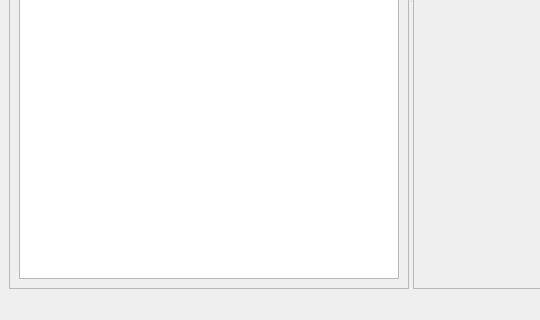
Old version of the form ui_files/main_window.ui in the repository jacobcheatley/trpg-creator; both pictures show x 0 to 540 and y 331 to 651 of the 744 by 651 pixel window.
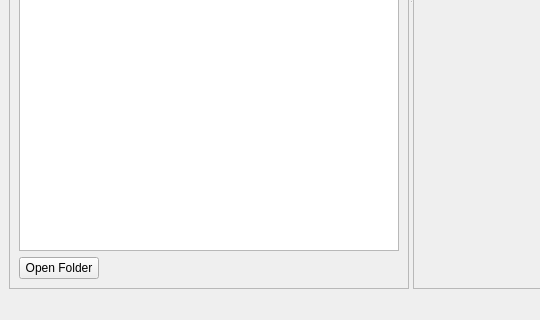
New version of the form.

The edit to the form file:
```diff
--- a/ui_files/main_window.ui
+++ b/ui_files/main_window.ui
@@ -11,7 +11,7 @@
    </rect>
   </property>
   <property name="sizePolicy">
-   <sizepolicy hsizetype="Expanding" vsizetype="Expanding">
+   <sizepolicy hsizetype="Maximum" vsizetype="Expanding">
     <horstretch>0</horstretch>
     <verstretch>0</verstretch>
    </sizepolicy>
@@ -105,6 +105,30 @@
           </attribute>
          </widget>
         </item>
+        <item>
+         <layout class="QHBoxLayout" name="horizontalLayout">
+          <item>
+           <widget class="QPushButton" name="openFolderButton">
+            <property name="text">
+             <string>Open Folder</string>
+            </property>
+           </widget>
+          </item>
+          <item>
+           <spacer name="horizontalSpacer">
+            <property name="orientation">
+             <enum>Qt::Horizontal</enum>
+            </property>
+            <property name="sizeHint" stdset="0">
+             <size>
+              <width>40</width>
+              <height>20</height>
+             </size>
+            </property>
+           </spacer>
+          </item>
+         </layout>
+        </item>
        </layout>
       </widget>
       <widget class="QScrollArea" name="scrollArea">
```
